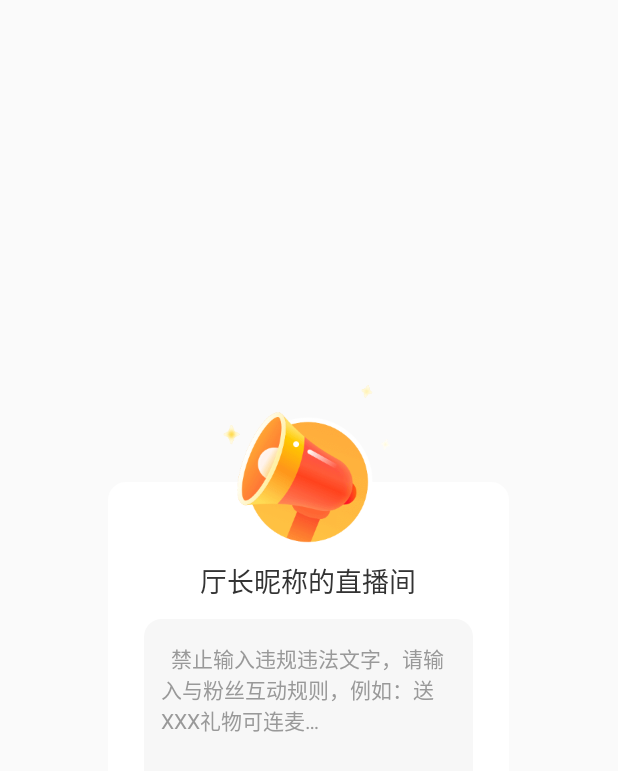
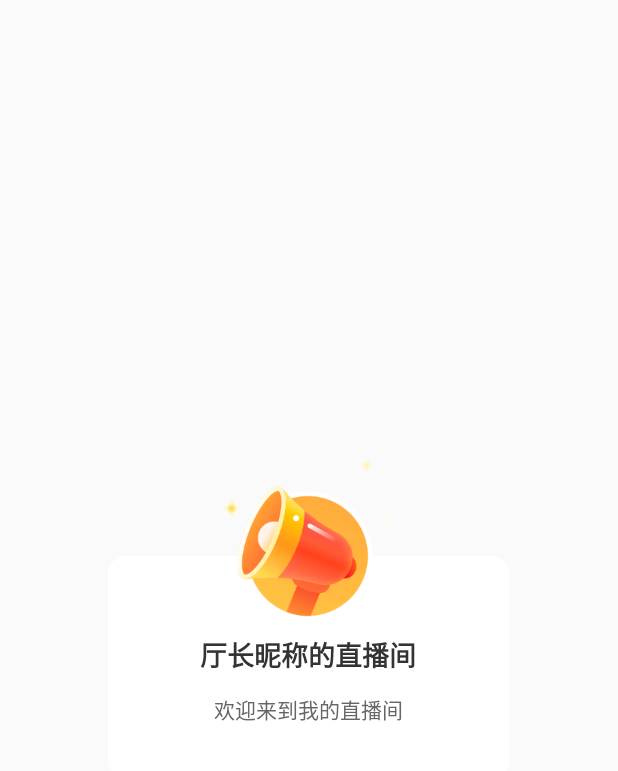
Before and after one commit to wokebryant/Anything, an Android app: the layout lf_dialog_voicelive_placard.xml on its own in the app's theme, with its tools: preview values and no code run, on a phone screen of 412 x 824 dp. Shown: the top 771 px of the screen. Run offline under Robolectric (Android 15) with nearby library versions, the phone set to English and light mode, and no system bars.

Commit message:
add file

```diff
--- /dev/null
+++ b/app/src/main/java/com/wokebryant/anythingdemo/Demo/Father.java
@@ -0,0 +1,6 @@
+package com.wokebryant.anythingdemo.Demo;
+
+public class Father {
+
+    static int a = 10;
+}
--- /dev/null
+++ b/app/src/main/java/com/wokebryant/anythingdemo/Demo/Son.java
@@ -0,0 +1,6 @@
+package com.wokebryant.anythingdemo.Demo;
+
+public class Son extends Father{
+
+    int b = a++;
+}
--- a/app/src/main/res/layout/lf_dialog_voicelive_placard.xml
+++ b/app/src/main/res/layout/lf_dialog_voicelive_placard.xml
@@ -13,7 +13,7 @@
         android:background="@drawable/lf_bg_attention_exit_dialog">
 
         <ImageView
-            android:id="@+id/chief_dialog_bg"
+            android:id="@+id/lfcontainer_chief_dialog_bg"
             android:background="@drawable/lf_dialog_bg"
             android:layout_width="match_parent"
             android:layout_height="273dp"
@@ -21,7 +21,7 @@
             tools:visibility="gone"/>
 
         <Button
-            android:id="@+id/placard_dismiss"
+            android:id="@+id/lfcontainer_placard_dismiss"
             android:layout_width="20dp"
             android:layout_height="20dp"
             android:layout_alignParentRight="true"
@@ -31,18 +31,19 @@
             tools:visibility="gone"/>
 
         <LinearLayout
-            android:id="@+id/chief_live_nick"
+            android:id="@+id/lfcontainer_chief_live_nick"
             android:layout_width="wrap_content"
             android:layout_height="wrap_content"
             android:layout_centerHorizontal="true"
             android:layout_marginTop="52dp">
 
             <TextView
-                android:id="@+id/chief_nick"
+                android:id="@+id/lfcontainer_chief_nick"
                 android:layout_width="wrap_content"
                 android:layout_height="wrap_content"
                 android:text="厅长昵称"
                 android:textColor="#333333"
+                android:textStyle="bold"
                 android:textSize="18dp" />
 
             <TextView
@@ -51,37 +52,40 @@
                 android:layout_toRightOf="@+id/attention_me_tv"
                 android:text="的直播间"
                 android:textColor="#333333"
+                android:textStyle="bold"
                 android:textSize="18dp" />
 
         </LinearLayout>
 
 
         <LinearLayout
-            android:id="@+id/placard_content_scroll"
+            android:id="@+id/lfcontainer_placard_content_scroll"
             android:layout_width="match_parent"
             android:layout_height="wrap_content"
             android:layout_marginLeft="24dp"
             android:layout_marginTop="12dp"
             android:layout_marginBottom="36dp"
             android:layout_marginRight="24dp"
-            android:layout_below="@+id/chief_live_nick"
+            android:layout_below="@+id/lfcontainer_chief_live_nick"
             android:layout_centerHorizontal="true"
             android:gravity="center"
             android:orientation="vertical">
 
                 <TextView
-                    android:id="@+id/placard_content"
+                    android:id="@+id/lfcontainer_placard_content"
                     android:layout_width="wrap_content"
-                    android:layout_height="80dp"
+                    android:layout_height="wrap_content"
                     android:text="欢迎来到我的直播间"
                     android:textColor="#666666"
                     android:textSize="14dp"
+                    android:lineSpacingExtra="4dp"
                     android:scrollbars="none"
                     android:gravity="center"
-                    tools:visibility="gone"/>
+                    tools:height="80dp"
+                    tools:visibility="visible"/>
 
                 <EditText
-                    android:id="@+id/placard_edit"
+                    android:id="@+id/lfcontainer_placard_edit"
                     android:layout_width="wrap_content"
                     android:layout_height="120dp"
                     android:cursorVisible="true"
@@ -97,27 +101,27 @@
                     android:scrollbars="none"
                     android:background="@drawable/lf_bg_placardedit"
                     android:textCursorDrawable="@drawable/lf_placard_input_cursor_color"
-                    tools:visibility="visible"/>
+                    tools:visibility="gone"/>
 
         </LinearLayout>
 
 
         <TextView
-            android:id="@+id/count_text_tv"
+            android:id="@+id/lfcontainer_count_text_tv"
             android:layout_width="wrap_content"
             android:layout_height="wrap_content"
-            android:layout_below="@+id/placard_content_scroll"
+            android:layout_below="@+id/lfcontainer_placard_content_scroll"
             android:layout_alignParentRight="true"
             android:layout_marginRight="30dp"
             android:layout_marginTop="-55dp"
-            android:text="0/120"
+            android:text="0/300"
             android:textColor="#999999"
             android:textSize="11dp"
             tools:visibility="gone"/>
 
         <View
-            android:id="@+id/spilt_line"
-            android:layout_below="@+id/placard_content_scroll"
+            android:id="@+id/lfcontainer_spilt_line"
+            android:layout_below="@+id/lfcontainer_placard_content_scroll"
             android:layout_width="match_parent"
             android:layout_height="1dp"
             android:layout_marginTop="-24dp"
@@ -125,11 +129,11 @@
             tools:visibility="gone"/>
 
         <Button
-            android:id="@+id/placard_send"
+            android:id="@+id/lfcontainer_placard_send"
             android:layout_width="match_parent"
             android:layout_height="51dp"
             android:background="@null"
-            android:layout_below="@+id/spilt_line"
+            android:layout_below="@+id/lfcontainer_spilt_line"
             android:text="发布"
             android:textColor="#FF8700"
             android:textSize="16dp"
```
Also changed, not shown: app/src/main/java/com/wokebryant/anythingdemo/Constant.java (+14 -1 lines), app/src/main/java/com/wokebryant/anythingdemo/activity/MainActivity.java (+5 -6 lines), app/src/main/java/com/wokebryant/anythingdemo/dialog/VoiceLivePlacardDialog.java (+65 -32 lines).
